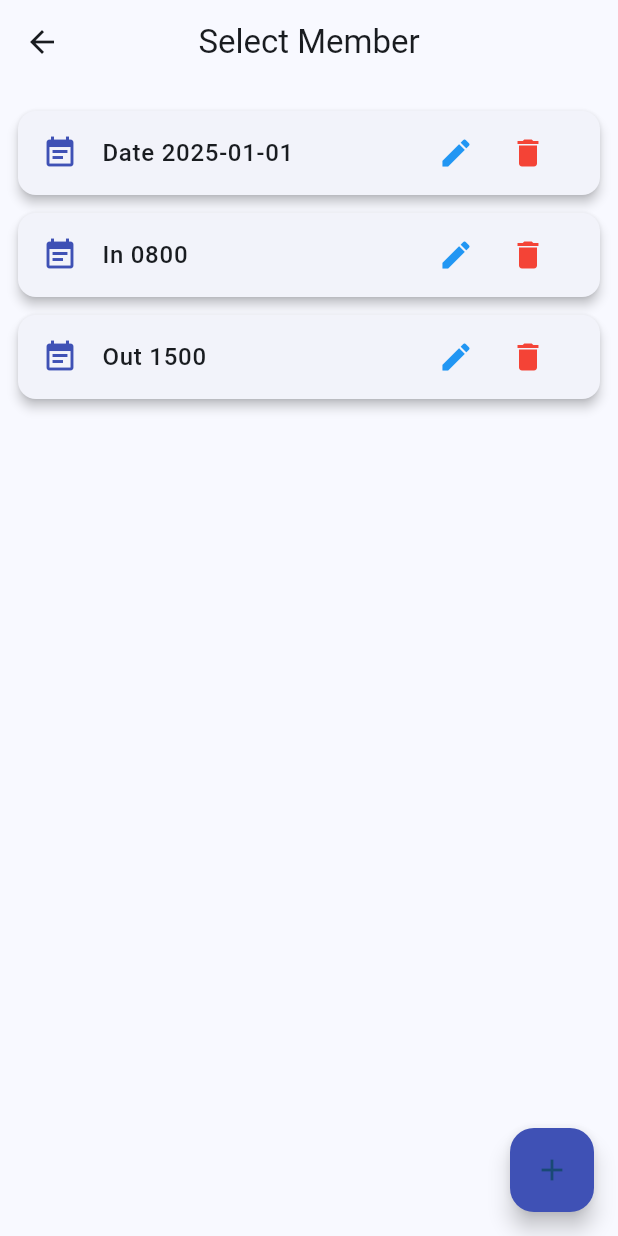
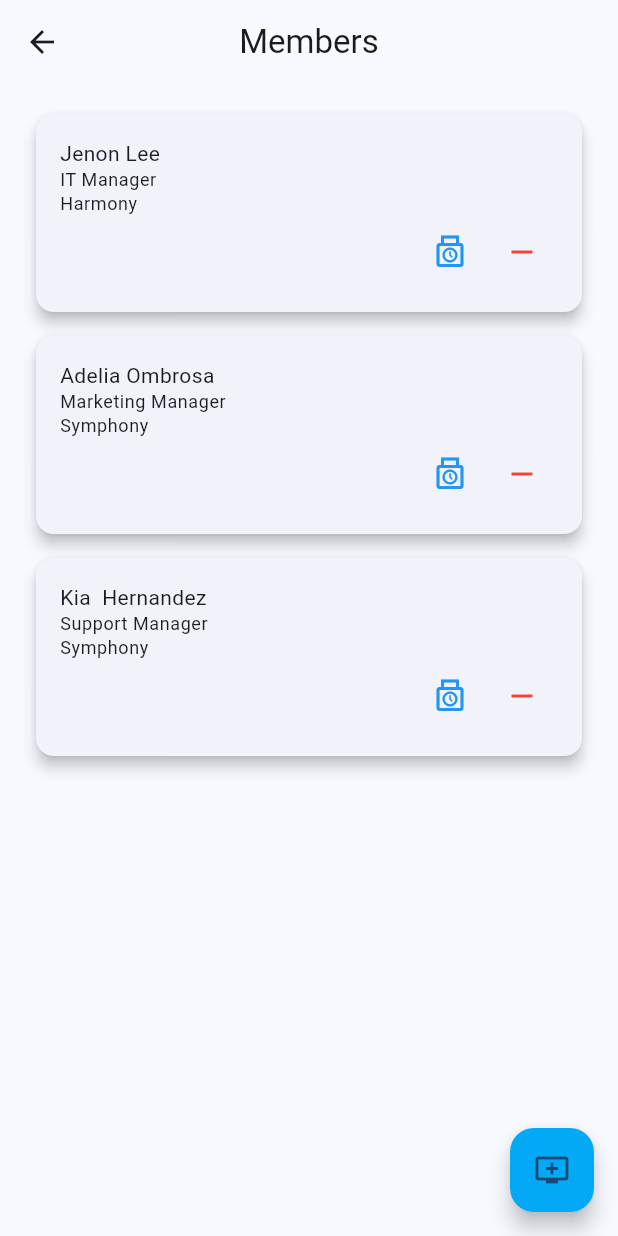
Before and after one commit to rcjular/tipon_timekeeping_app, a Flutter app: the MemberScreen screen opened by its route, on a phone screen of 412 x 824 dp. Run offline on Flutter 3.47's test engine with Material 3 defaults, Android fonts, the phone set to English and light mode, and no system bars; our stand-ins replace cloud_firestore, firebase_auth, firebase_core; missing offline and left inert: firebase_ui_auth; accounts and stored records are empty.

Commit message:
20250826

```diff
--- a/lib/screens/timerecord/member.dart
+++ b/lib/screens/timerecord/member.dart
@@ -1,4 +1,5 @@
 import 'package:flutter/material.dart';
+import 'package:tipon_timekeeping_app/widgets/member_tile.dart';
 
 class MemberScreen extends StatefulWidget {
   const MemberScreen({super.key});
@@ -8,106 +9,115 @@ class MemberScreen extends StatefulWidget {
 }
 
 class _MemberScreen extends State<MemberScreen> {
-  final List<String> items = ["Date 2025-01-01", "In 0800", "Out 1500"];
+   final List<Map<String, String>> cardData = const [
+    {
+      "memberName": "Jenon Lee",
+      "jobTitle": "IT Manager",
+      "department": "Harmony"
+    },
+    {
+      "memberName": "Adelia Ombrosa",
+      "jobTitle": "Marketing Manager",
+      "department": "Symphony"
+    },
+    {
+      "memberName": "Kia  Hernandez",
+      "jobTitle": "Support Manager",
+      "department": "Symphony"
+    },
+  ];
 
-  void _addItem() {
-    TextEditingController controller = TextEditingController();
 
-    showDialog(
-      context: context,
-      builder: (context) => AlertDialog(
-        title: const Text("Add Item"),
-        content: TextField(
-          controller: controller,
-          decoration: const InputDecoration(hintText: "Enter item name"),
-        ),
-        actions: [
-          TextButton(onPressed: () => Navigator.pop(context), child: const Text("Cancel")),
-          ElevatedButton(
-            onPressed: () {
-              setState(() => items.add(controller.text));
-              Navigator.pop(context);
-            },
-            child: const Text("Add"),
-          ),
-        ],
-      ),
-    );
-  }
+  // void _addItem() {
+  //   TextEditingController controller = TextEditingController();
 
-  void _editItem(int index) {
-    TextEditingController controller = TextEditingController(text: items[index]);
+  //   showDialog(
+  //     context: context,
+  //     builder: (context) => AlertDialog(
+  //       title: const Text("Add Item"),
+  //       content: TextField(
+  //         controller: controller,
+  //         decoration: const InputDecoration(hintText: "Enter item name"),
+  //       ),
+  //       actions: [
+  //         TextButton(onPressed: () => Navigator.pop(context), child: const Text("Cancel")),
+  //         ElevatedButton(
+  //           onPressed: () {
+  //             setState(() => items.add(controller.text));
+  //             Navigator.pop(context);
+  //           },
+  //           child: const Text("Add"),
+  //         ),
+  //       ],
+  //     ),
+  //   );
+  // }
 
-    showDialog(
-      context: context,
-      builder: (context) => AlertDialog(
-        title: const Text("Edit Item"),
-        content: TextField(
-          controller: controller,
-          decoration: const InputDecoration(hintText: "Edit item"),
-        ),
-        actions: [
-          TextButton(onPressed: () => Navigator.pop(context), child: const Text("Cancel")),
-          ElevatedButton(
-            onPressed: () {
-              setState(() => items[index] = controller.text);
-              Navigator.pop(context);
-            },
-            child: const Text("Save"),
-          ),
-        ],
-      ),
-    );
-  }
+  // void _editItem(int index) {
+  //   TextEditingController controller = TextEditingController(text: cardData[index]);
 
-  void _deleteItem(int index) {
-    setState(() => items.removeAt(index));
-  }
+  //   showDialog(
+  //     context: context,
+  //     builder: (context) => AlertDialog(
+  //       title: const Text("Edit Item"),
+  //       content: TextField(
+  //         controller: controller,
+  //         decoration: const InputDecoration(hintText: "Edit item"),
+  //       ),
+  //       actions: [
+  //         TextButton(onPressed: () => Navigator.pop(context), child: const Text("Cancel")),
+  //         ElevatedButton(
+  //           onPressed: () {
+  //             setState(() => cardData[index] = controller.text as Map<String, String>);
+  //             Navigator.pop(context);
+  //           },
+  //           child: const Text("Save"),
+  //         ),
+  //       ],
+  //     ),
+  //   );
+  // }
+
+  // void _deleteItem(int index) {
+  //   setState(() => cardData.removeAt(index));
+  // }
 
   @override
   Widget build(BuildContext context) {
     return Scaffold(
       appBar: AppBar(
-        title: const Text("Select Member"),
+        title: const Text("Members"),
         centerTitle: true,
       ),
 
       body: ListView.builder(
         padding: const EdgeInsets.all(12),
-        itemCount: items.length,
+        itemCount: cardData.length,
         itemBuilder: (context, index) {
-          return Card(
-            elevation: 3,
-            margin: const EdgeInsets.symmetric(vertical: 6),
-            shape: RoundedRectangleBorder(borderRadius: BorderRadius.circular(12)),
-            child: ListTile(
-              leading: const Icon(Icons.event_note, color: Colors.indigo),
-              title: Text(
-                items[index],
-                style: const TextStyle(fontSize: 16, fontWeight: FontWeight.w500),
-              ),
-              trailing: Row(
-                mainAxisSize: MainAxisSize.min,
-                children: [
-                  IconButton(
-                    icon: const Icon(Icons.edit, color: Colors.blue),
-                    onPressed: () => _editItem(index),
-                  ),
-                  IconButton(
-                    icon: const Icon(Icons.delete, color: Colors.red),
-                    onPressed: () => _deleteItem(index),
-                  ),
-                ],
-              ),
-            ),
+          final item = cardData[index];
+          return MemberTile(
+            memberName: item["memberName"]!,
+            jobTitle: item["jobTitle"]!,
+            department: item["department"]!,
+            onAddTimeRecord: () {
+              ScaffoldMessenger.of(context).showSnackBar(
+                SnackBar(content: Text("${item["memberName"]} adding DTR!")),
+              );
+            },
+            onDeactivate: () {
+              ScaffoldMessenger.of(context).showSnackBar(
+                SnackBar(content: Text("${item["memberName"]} deactivate!")),
+              );
+            },
           );
         },
       ),
 
       floatingActionButton: FloatingActionButton(
-        onPressed: _addItem,
-        backgroundColor: Colors.indigo,
-        child: const Icon(Icons.add),
+        onPressed: () {
+              },
+        backgroundColor: Colors.lightBlue,
+        child: const Icon(Icons.add_to_queue),
       ),
     );
   }
--- /dev/null
+++ b/lib/widgets/member_tile.dart
@@ -0,0 +1,53 @@
+import 'package:flutter/material.dart';
+
+class MemberTile extends StatelessWidget {
+  final String memberName;
+  final String jobTitle;
+  final String department;
+  final VoidCallback onAddTimeRecord;
+  final VoidCallback onDeactivate;
+
+  const MemberTile({
+    super.key,
+    required this.memberName,
+    required this.jobTitle,
+    required this.department,
+    required this.onAddTimeRecord,
+    required this.onDeactivate,
+  });
+
+  @override
+  Widget build(BuildContext context) {
+    return Card(
+      elevation: 4,
+      margin: const EdgeInsets.symmetric(vertical: 8, horizontal: 12),
+      shape: RoundedRectangleBorder(
+        borderRadius: BorderRadius.circular(12),
+      ),
+      child: Padding(
+        padding: const EdgeInsets.all(16),
+        child: Column(
+          crossAxisAlignment: CrossAxisAlignment.start,
+          children: [
+            Text(memberName),
+            Text(jobTitle, style: Theme.of(context).textTheme.bodySmall),
+            Text(department, style: Theme.of(context).textTheme.bodySmall),
+             Row(
+              mainAxisAlignment: MainAxisAlignment.end,
+              children: [
+                IconButton(
+                  icon: const Icon(Icons.punch_clock_outlined, color: Colors.blue),
+                  onPressed: onAddTimeRecord,
+                ),
+                IconButton(
+                  icon: const Icon(Icons.remove, color: Colors.red),
+                  onPressed: onDeactivate,
+                ),
+              ],
+            ),
+          ],
+        ),
+      ),
+    );
+  }
+}
```
